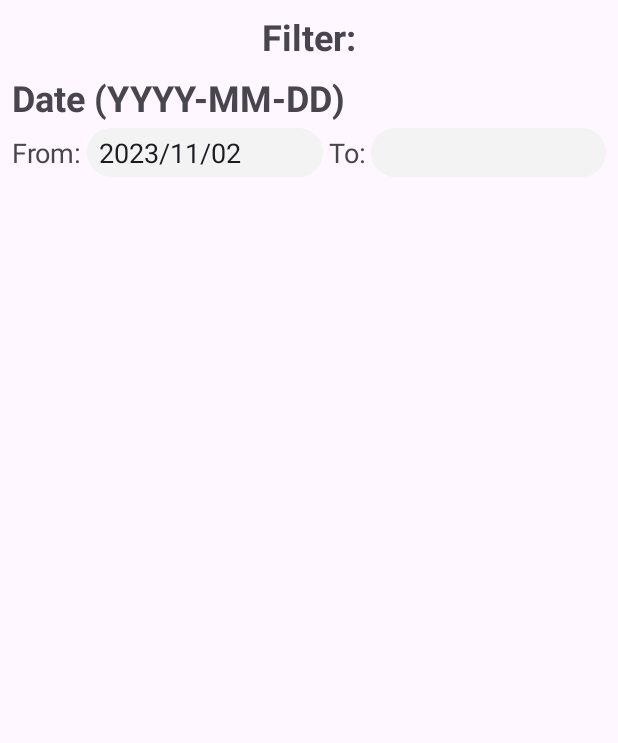
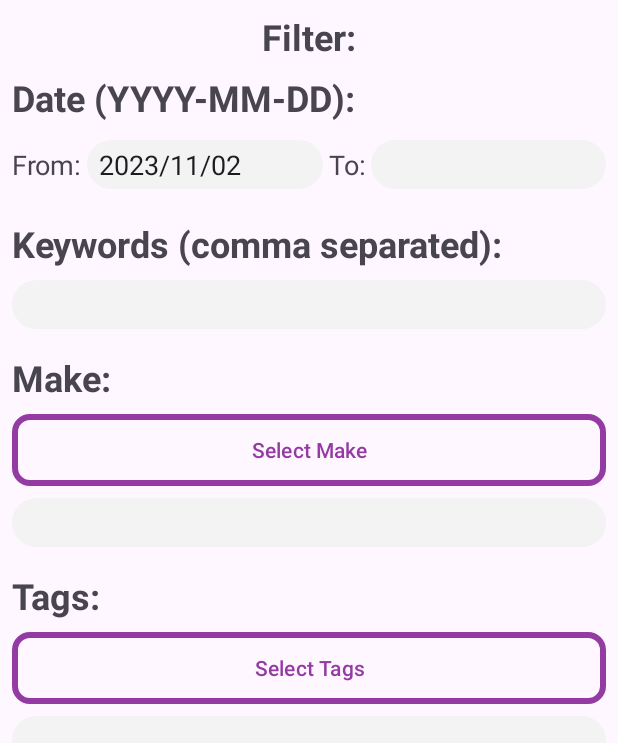
Before and after one commit to CMPUT301F23T11/InventoryPro, an Android app: the fragment FilterFragment shown on its own in the app's theme, on a phone screen of 412 x 824 dp. Shown: the top 743 px of the screen. Run offline under Robolectric (Android 15) with nearby library versions, the phone set to English and light mode, and no system bars.

Commit message:
UI changes

```diff
--- a/app/src/main/java/com/example/inventorypro/MainActivity.java
+++ b/app/src/main/java/com/example/inventorypro/MainActivity.java
@@ -19,8 +19,6 @@ import java.time.LocalDate;
 import java.util.ArrayList;
 
 public class MainActivity extends AppCompatActivity {
-    private ArrayList<Item> dataList = new ArrayList<>();
-
     private ListView listView;
     private DatabaseManager database;
 
--- a/app/src/main/res/layout/filter_fragment.xml
+++ b/app/src/main/res/layout/filter_fragment.xml
@@ -14,12 +14,11 @@
         android:textAlignment="center"
         android:textSize="@dimen/large_text_size"
         android:textStyle="bold"
-        android:paddingBottom="8dp"
         app:layout_constraintTop_toTopOf="parent"/>
 
     <LinearLayout
         android:layout_width="match_parent"
-        android:layout_height="0dp"
+        android:layout_height="wrap_content"
         android:orientation="vertical"
         app:layout_constraintEnd_toEndOf="parent"
         app:layout_constraintStart_toStartOf="parent"
@@ -29,75 +28,154 @@
             android:id="@+id/date_header"
             android:layout_width="match_parent"
             android:layout_height="wrap_content"
-            android:text="Date (YYYY-MM-DD)"
+            android:paddingVertical="8dp"
+            android:text="Date (YYYY-MM-DD):"
             android:textSize="@dimen/large_text_size"
-            android:textStyle="bold"/>
+            android:textStyle="bold" />
 
         <LinearLayout
             android:layout_width="match_parent"
             android:layout_height="match_parent"
-            android:orientation="horizontal"
-            android:layout_marginVertical="4dp">
+            android:layout_marginVertical="4dp"
+            android:orientation="horizontal">
 
             <LinearLayout
                 android:layout_width="wrap_content"
                 android:layout_height="match_parent"
-                android:orientation="horizontal"
-                android:layout_weight="1">
+                android:layout_weight="1"
+                android:orientation="horizontal">
 
                 <TextView
                     android:id="@+id/date_from_header"
                     android:layout_width="wrap_content"
                     android:layout_height="wrap_content"
+                    android:layout_marginEnd="3dp"
                     android:layout_weight="0"
                     android:text="From:"
-                    android:textSize="@dimen/medium_text_size"
-                    android:layout_marginEnd="3dp"/>
+                    android:textSize="@dimen/medium_text_size" />
 
                 <EditText
                     android:id="@+id/date_from_input"
                     android:layout_width="wrap_content"
                     android:layout_height="wrap_content"
                     android:layout_weight="1"
+                    android:background="@drawable/input_field_round"
+                    android:drawablePadding="8dp"
                     android:ems="10"
                     android:inputType="date"
-                    android:text="2023/11/02"
-                    android:drawablePadding="8dp"
-                    android:background="@drawable/input_field_round"
-                    />
+                    android:text="2023/11/02" />
 
             </LinearLayout>
 
             <LinearLayout
                 android:layout_width="wrap_content"
                 android:layout_height="match_parent"
-                android:orientation="horizontal"
-                android:layout_weight="1">
+                android:layout_weight="1"
+                android:orientation="horizontal">
 
                 <TextView
                     android:id="@+id/date_to_header"
                     android:layout_width="wrap_content"
                     android:layout_height="wrap_content"
+                    android:layout_marginStart="4dp"
+                    android:layout_marginEnd="3dp"
                     android:layout_weight="0"
                     android:text="To:"
-                    android:textSize="@dimen/medium_text_size"
-                    android:layout_marginStart="4dp"
-                    android:layout_marginEnd="3dp"/>
+                    android:textSize="@dimen/medium_text_size" />
 
                 <EditText
                     android:id="@+id/date_to_input"
                     android:layout_width="wrap_content"
                     android:layout_height="wrap_content"
                     android:layout_weight="1"
+                    android:background="@drawable/input_field_round"
+                    android:drawablePadding="4dp"
                     android:ems="10"
-                    android:inputType="date"
-                    android:drawablePadding="4dp"
-                    android:background="@drawable/input_field_round"/>
+                    android:inputType="date" />
 
             </LinearLayout>
 
         </LinearLayout>
 
+        <TextView
+            android:id="@+id/date_header2"
+            android:layout_width="match_parent"
+            android:layout_height="wrap_content"
+            android:paddingTop="16dp"
+            android:paddingBottom="8dp"
+            android:text="Keywords (comma separated):"
+            android:textSize="@dimen/large_text_size"
+            android:textStyle="bold" />
+
+        <EditText
+            android:id="@+id/keywords_input"
+            android:layout_width="match_parent"
+            android:layout_height="wrap_content"
+            android:layout_weight="1"
+            android:background="@drawable/input_field_round"
+            android:drawablePadding="4dp"
+            android:ems="10"
+            android:inputType="text" />
+
+        <TextView
+            android:id="@+id/date_header3"
+            android:layout_width="match_parent"
+            android:layout_height="wrap_content"
+            android:paddingTop="16dp"
+            android:paddingBottom="8dp"
+            android:text="Make:"
+            android:textSize="@dimen/large_text_size"
+            android:textStyle="bold" />
+
+        <Button
+            android:id="@+id/select_make_button"
+            android:layout_width="match_parent"
+            android:layout_height="wrap_content"
+            android:text="Select Make"
+            android:background="@drawable/button_outline"
+            android:textColor="@color/primary"
+            android:layout_marginBottom="8dp"
+            />
+
+        <EditText
+            android:id="@+id/makes"
+            android:layout_width="match_parent"
+            android:layout_height="wrap_content"
+            android:layout_weight="1"
+            android:background="@drawable/input_field_round"
+            android:drawablePadding="4dp"
+            android:ems="10"
+            android:inputType="text"/>
+
+        <TextView
+            android:id="@+id/date_header4"
+            android:layout_width="match_parent"
+            android:layout_height="wrap_content"
+            android:paddingTop="16dp"
+            android:paddingBottom="8dp"
+            android:text="Tags:"
+            android:textSize="@dimen/large_text_size"
+            android:textStyle="bold" />
+
+        <Button
+            android:id="@+id/select_make_button2"
+            android:layout_width="match_parent"
+            android:layout_height="wrap_content"
+            android:layout_marginBottom="8dp"
+            android:background="@drawable/button_outline"
+            android:text="Select Tags"
+            android:textColor="@color/primary" />
+
+        <EditText
+            android:id="@+id/tags"
+            android:layout_width="match_parent"
+            android:layout_height="wrap_content"
+            android:layout_weight="1"
+            android:background="@drawable/input_field_round"
+            android:drawablePadding="4dp"
+            android:ems="10"
+            android:inputType="text" />
+
     </LinearLayout>
 
 </androidx.constraintlayout.widget.ConstraintLayout>
```
